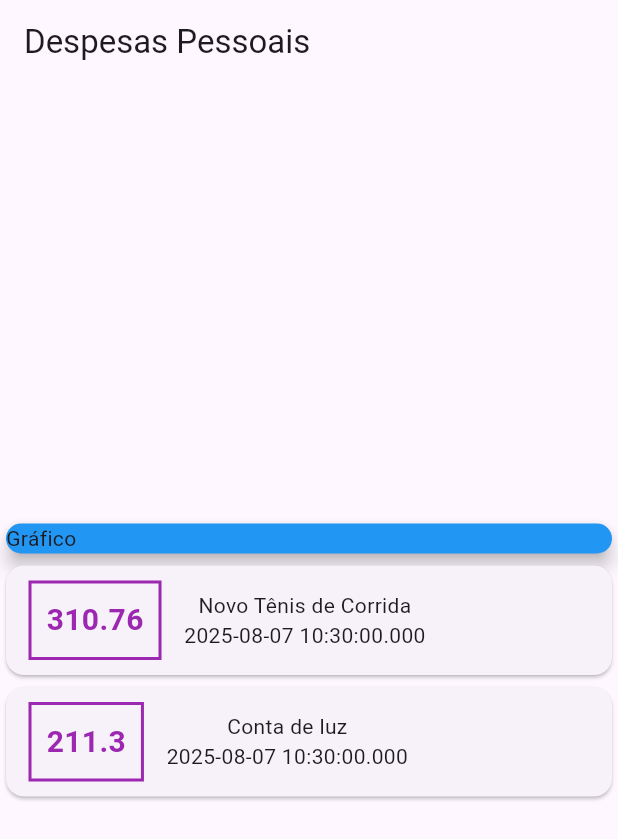
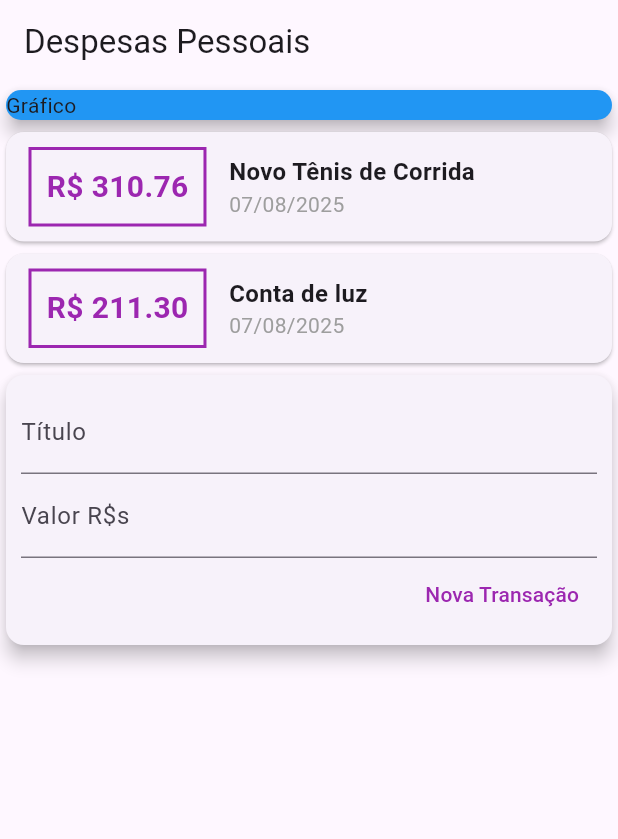
Before and after one commit to wagnerchimenez/expenses, a Flutter app: the screen it shows after launch, on a phone screen of 412 x 824 dp. Shown: the top 839 px of the screen. Run offline on Flutter 3.47's test engine with Material 3 defaults, Android fonts, the phone set to English and light mode, and no system bars.

Commit message:
feat: Criando componentes

```diff
--- /dev/null
+++ b/projects/expenses/lib/components/transaction_form.dart
@@ -0,0 +1,41 @@
+import 'package:flutter/material.dart';
+
+class TransactionForm extends StatelessWidget {
+
+  final titleController = TextEditingController();
+  final valueController = TextEditingController();
+
+  @override
+  Widget build(BuildContext context) {
+    return Card(
+      elevation: 5,
+      child: Padding(
+        padding: EdgeInsets.all(10),
+        child: Column(
+          children: <Widget>[
+            TextField(
+              controller: titleController,
+              decoration: InputDecoration(labelText: 'Título'),
+            ),
+            TextField(
+              controller: valueController,
+              decoration: InputDecoration(labelText: 'Valor R\$s'),
+            ),
+            Row(
+              mainAxisAlignment: MainAxisAlignment.end,
+              children: <Widget>[
+                TextButton(
+                  onPressed: () {
+                    debugPrint(titleController.text);
+                  },
+                  style: TextButton.styleFrom(foregroundColor: Colors.purple),
+                  child: Text('Nova Transação'),
+                ),
+              ],
+            ),
+          ],
+        ),
+      ),
+    );
+  }
+}
--- /dev/null
+++ b/projects/expenses/lib/components/transaction_list.dart
@@ -0,0 +1,51 @@
+import 'package:expenses/models/transaction.dart';
+import 'package:flutter/material.dart';
+import 'package:intl/intl.dart';
+
+class TransactionList extends StatelessWidget {
+  final List<Transaction> transactions;
+
+  TransactionList(this.transactions);
+
+  @override
+  Widget build(BuildContext context) {
+    return Column(
+      children: transactions.map((transaction) {
+        return Card(
+          child: Row(
+            children: [
+              Container(
+                margin: EdgeInsets.symmetric(horizontal: 15, vertical: 10),
+                decoration: BoxDecoration(
+                  border: Border.all(color: Colors.purple, width: 2),
+                ),
+                padding: EdgeInsets.all(10),
+                child: Text(
+                  'R\$ ${transaction.value.toStringAsFixed(2)}',
+                  style: TextStyle(
+                    fontWeight: FontWeight.bold,
+                    fontSize: 20,
+                    color: Colors.purple,
+                  ),
+                ),
+              ),
+              Column(
+                crossAxisAlignment: CrossAxisAlignment.start,
+                children: [
+                  Text(
+                    transaction.title,
+                    style: TextStyle(fontSize: 16, fontWeight: FontWeight.bold),
+                  ),
+                  Text(
+                    DateFormat('dd/MM/yyyy').format(transaction.date),
+                    style: TextStyle(color: Colors.grey),
+                  ),
+                ],
+              ),
+            ],
+          ),
+        );
+      }).toList(),
+    );
+  }
+}
--- /dev/null
+++ b/projects/expenses/lib/components/transaction_user.dart
@@ -0,0 +1,37 @@
+import 'package:expenses/components/transaction_form.dart';
+import 'package:expenses/components/transaction_list.dart';
+import 'package:expenses/models/transaction.dart';
+import 'package:flutter/material.dart';
+
+class TransactionUser extends StatefulWidget {
+  const TransactionUser({super.key});
+
+  @override
+  State<StatefulWidget> createState() {
+    return _TransactionUserState();
+  }
+}
+
+class _TransactionUserState extends State<TransactionUser> {
+  final _transactions = [
+    Transaction(
+      id: 't1',
+      title: 'Novo Tênis de Corrida',
+      value: 310.76,
+      date: DateTime.now(),
+    ),
+    Transaction(
+      id: 't2',
+      title: 'Conta de luz',
+      value: 211.30,
+      date: DateTime.now(),
+    ),
+  ];
+
+  @override
+  Widget build(BuildContext context) {
+    return Column(
+      children: <Widget>[TransactionList(_transactions), TransactionForm()],
+    );
+  }
+}
--- a/projects/expenses/lib/main.dart
+++ b/projects/expenses/lib/main.dart
@@ -1,4 +1,4 @@
-import 'package:expenses/models/transaction.dart';
+import 'package:expenses/components/transaction_user.dart';
 import 'package:flutter/material.dart';
 
 void main() => runApp(ExpensesApp());
@@ -15,27 +15,11 @@ class ExpensesApp extends StatelessWidget {
 class MyHomePage extends StatelessWidget {
   MyHomePage({super.key});
 
-  final _transactions = [
-    Transaction(
-      id: 't1',
-      title: 'Novo Tênis de Corrida',
-      value: 310.76,
-      date: DateTime.now(),
-    ),
-    Transaction(
-      id: 't2',
-      title: 'Conta de luz',
-      value: 211.30,
-      date: DateTime.now(),
-    ),
-  ];
-
   @override
   Widget build(BuildContext context) {
     return Scaffold(
       appBar: AppBar(title: Text('Despesas Pessoais')),
       body: Column(
-        mainAxisAlignment: MainAxisAlignment.center,
         crossAxisAlignment: CrossAxisAlignment.start,
         children: <Widget>[
           SizedBox(
@@ -46,40 +30,7 @@ class MyHomePage extends StatelessWidget {
               child: Text('Gráfico'),
             ),
           ),
-          Column(
-            children: _transactions.map((transaction) {
-              return Card(
-                child: Row(
-                  children: [
-                    Container(
-                      margin: EdgeInsets.symmetric(
-                        horizontal: 15,
-                        vertical: 10,
-                      ),
-                      decoration: BoxDecoration(
-                        border: Border.all(color: Colors.purple, width: 2),
-                      ),
-                      padding: EdgeInsets.all(10),
-                      child: Text(
-                        transaction.value.toString(),
-                        style: TextStyle(
-                          fontWeight: FontWeight.bold,
-                          fontSize: 20,
-                          color: Colors.purple,
-                        ),
-                      ),
-                    ),
-                    Column(
-                      children: [
-                        Text(transaction.title),
-                        Text(transaction.date.toString()),
-                      ],
-                    ),
-                  ],
-                ),
-              );
-            }).toList(),
-          ),
+          TransactionUser(),
         ],
       ),
     );
--- a/projects/expenses/pubspec.yaml
+++ b/projects/expenses/pubspec.yaml
@@ -34,6 +34,7 @@ dependencies:
   # The following adds the Cupertino Icons font to your application.
   # Use with the CupertinoIcons class for iOS style icons.
   cupertino_icons: ^1.0.8
+  intl: ^0.20.2
 
 dev_dependencies:
   flutter_test:
```
Also changed, not shown: projects/expenses/pubspec.lock.
